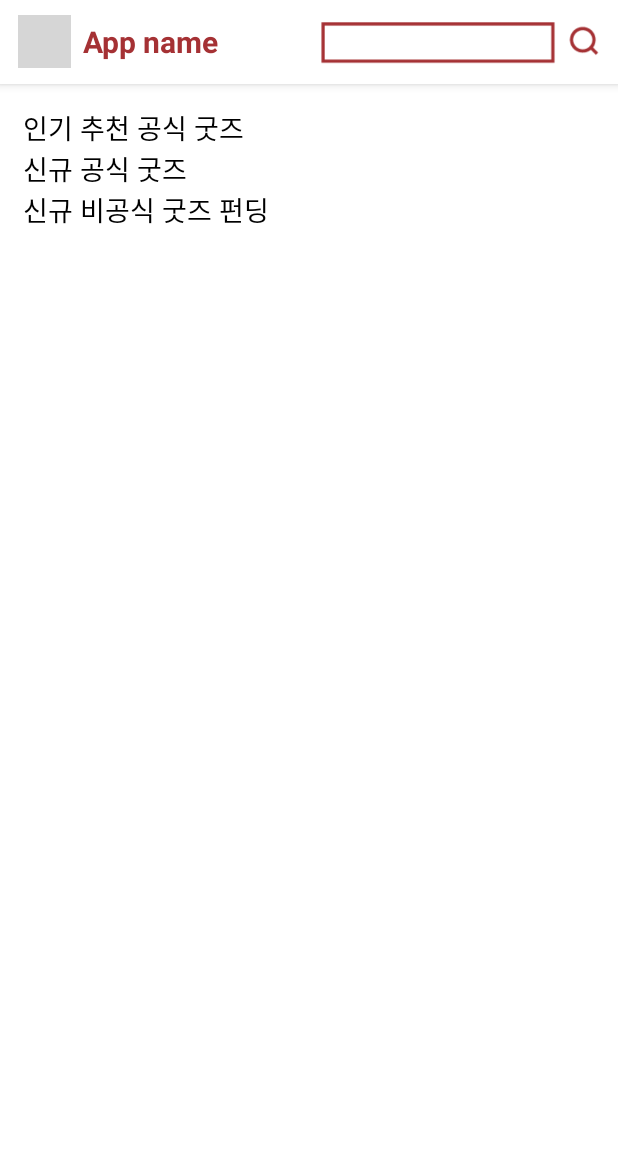
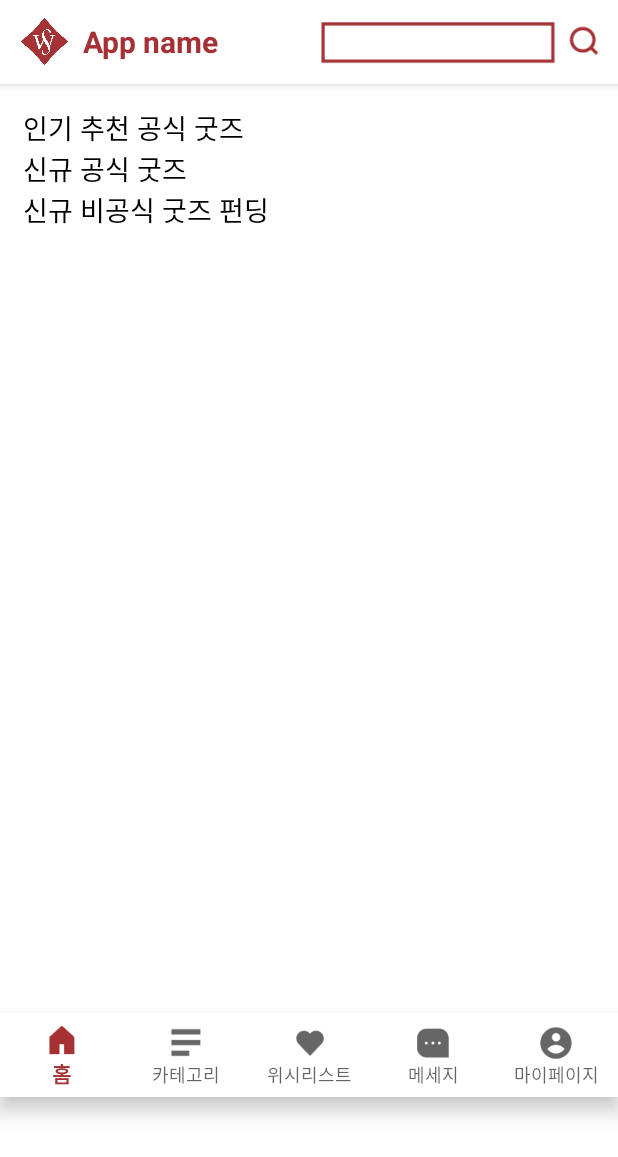
Before and after one commit to revelvu/SwuGiftShop, an Android app: the HomeActivity screen opened directly, with no data from a screen before it, on a phone screen of 412 x 824 dp. Shown: the top 1157 px of the screen. Run offline under Robolectric (Android 15) with nearby library versions, the phone set to English and light mode, and no system bars; grey boxes are pictures that could not be loaded.

Commit message:
navigation bar

```diff
--- a/app/build.gradle
+++ b/app/build.gradle
@@ -42,15 +42,16 @@ dependencies {
     implementation 'androidx.lifecycle:lifecycle-extensions:2.2.0'
     implementation 'androidx.navigation:navigation-fragment-ktx:2.1.0'
     implementation 'androidx.navigation:navigation-ui-ktx:2.1.0'
+    implementation 'androidx.viewpager:viewpager:1.0.0'
     testImplementation 'junit:junit:4.12'
     androidTestImplementation 'androidx.test.ext:junit:1.1.1'
     androidTestImplementation 'androidx.test.espresso:espresso-core:3.2.0'
 
     // top Tool bar
-    implementation 'com.android.support:appcompat-v7:26.1.0'
+    implementation 'com.android.support:appcompat-v7:29.1.0'
 
-    // bottom Navigation bar
-    implementation 'com.fxn769:ariana:1.0'
+    // bottom Navigation bar | material design
+    implementation 'com.google.android.material:material:1.1.0'
 
 
 
--- a/app/src/main/res/layout/activity_home.xml
+++ b/app/src/main/res/layout/activity_home.xml
@@ -1,86 +1,107 @@
 <?xml version="1.0" encoding="utf-8"?>
-<ScrollView xmlns:android="http://schemas.android.com/apk/res/android"
+<LinearLayout xmlns:android="http://schemas.android.com/apk/res/android"
     xmlns:app="http://schemas.android.com/apk/res-auto"
     xmlns:tools="http://schemas.android.com/tools"
     android:layout_width="match_parent"
     android:layout_height="match_parent"
     android:background="#ffffff"
+    android:orientation="vertical"
     tools:context=".HomeActivity">
-
-    <LinearLayout
-        android:layout_width="match_parent"
-        android:layout_height="match_parent"
-        android:orientation="vertical">
 
     <androidx.appcompat.widget.Toolbar
         android:id="@+id/my_toolbar"
-            app:contentInsetLeft="0dp"
-            app:contentInsetStart="0dp"
         android:layout_width="match_parent"
         android:layout_height="?attr/actionBarSize"
         android:background="#ffffff"
         android:elevation="4dp"
         android:theme="@style/ThemeOverlay.AppCompat.ActionBar"
+        app:contentInsetLeft="0dp"
+        app:contentInsetStart="0dp"
         app:popupTheme="@style/ThemeOverlay.AppCompat.Light">
 
         <ImageView
             android:layout_width="35dp"
             android:layout_height="35dp"
             android:layout_marginLeft="12dp"
-                android:src="@drawable/swuSymbol"/>
+            android:src="@drawable/swusymbol" />
 
         <TextView
             android:layout_width="wrap_content"
             android:layout_height="wrap_content"
             android:layout_marginLeft="8dp"
+            android:text="App name"
+            android:textColor="@color/swuColor"
             android:textSize="20dp"
-                android:textColor="@color/swuColor"
-                android:textStyle="bold"
-                android:text="App name" />
+            android:textStyle="bold" />
 
         <ImageView
             android:layout_width="190dp"
             android:layout_height="40dp"
             android:layout_marginLeft="65dp"
-                android:src="@drawable/search"/>
+            android:src="@drawable/search" />
 
     </androidx.appcompat.widget.Toolbar>
 
+    <ScrollView
+        android:layout_width="match_parent"
+        android:layout_height="619dp">
+
+
         <LinearLayout
             android:layout_width="match_parent"
-            android:layout_height="match_parent"
-            android:orientation="vertical"
-            android:layout_margin="15dp">
+            android:layout_height="619dp"
+            android:layout_margin="15dp"
+            android:orientation="vertical">
 
 
             <ImageView
                 android:layout_width="match_parent"
-                android:layout_height="wrap_content"/>
+                android:layout_height="wrap_content" />
 
             <TextView
                 android:layout_width="wrap_content"
                 android:layout_height="wrap_content"
-                android:textSize="18dp"
+                android:text="인기 추천 공식 굿즈"
                 android:textColor="#000000"
-                android:text="인기 추천 공식 굿즈"/>
+                android:textSize="18dp" />
 
             <TextView
                 android:layout_width="wrap_content"
                 android:layout_height="wrap_content"
-                android:textSize="18dp"
+                android:text="신규 공식 굿즈"
                 android:textColor="#000000"
-                android:text="신규 공식 굿즈"/>
+                android:textSize="18dp" />
 
             <TextView
                 android:layout_width="wrap_content"
                 android:layout_height="wrap_content"
-                android:textSize="18dp"
+                android:text="신규 비공식 굿즈 펀딩"
                 android:textColor="#000000"
-                android:text="신규 비공식 굿즈 펀딩"/>
+                android:textSize="18dp" />
+
 
         </LinearLayout>
 
 
+    </ScrollView>
+
+    <androidx.viewpager.widget.ViewPager
+        android:id="@+id/view_pg"
+        android:layout_width="0dp"
+        android:layout_height="0dp"
+        app:layout_constraintBottom_toTopOf="@+id/chip_navigation"
+        app:layout_constraintLeft_toLeftOf="parent"
+        app:layout_constraintRight_toRightOf="parent"
+        app:layout_constraintTop_toBottomOf="parent" />
+
+
+    <com.google.android.material.bottomnavigation.BottomNavigationView
+        android:layout_width="match_parent"
+        android:layout_height="56dp"
+        android:layout_gravity="center_horizontal"
+        android:background="#fff"
+        app:labelVisibilityMode="labeled"
+        app:menu="@menu/bottom_navigation" />
+
+
 </LinearLayout>
-
-</ScrollView>
--- /dev/null
+++ b/app/src/main/res/menu/bottom_navigation.xml
@@ -0,0 +1,32 @@
+<?xml version="1.0" encoding="utf-8"?>
+<menu xmlns:android="http://schemas.android.com/apk/res/android"
+    xmlns:app="http://schemas.android.com/apk/res-auto">
+
+    <item
+        android:id="@+id/homeicon"
+        android:icon="@drawable/homeicon"
+        android:title="홈" />
+
+    <item
+        android:id="@+id/categoryicon"
+        android:icon="@drawable/categoryicon"
+        android:title="카테고리" />
+
+    <item
+        android:id="@+id/wishlisticon"
+        android:icon="@drawable/hearticon"
+        android:title="위시리스트" />
+
+    <item
+        android:id="@+id/messageicon"
+        android:icon="@drawable/messageicon"
+        android:title="메세지" />
+
+    <item
+        android:id="@+id/mypageicon"
+        android:icon="@drawable/mypageicon"
+        android:title="마이페이지" />
+
+
+
+</menu>
--- a/app/src/main/res/values/styles.xml
+++ b/app/src/main/res/values/styles.xml
@@ -2,7 +2,7 @@
     <!-- Base application theme. -->
     <style name="AppTheme" parent="Theme.AppCompat.Light.DarkActionBar">
         <!-- Customize your theme here. -->
-        <item name="colorPrimary">@color/colorPrimary</item>
+        <item name="colorPrimary">@color/swuColor</item>
         <item name="colorPrimaryDark">@color/colorPrimaryDark</item>
         <item name="colorAccent">@color/colorAccent</item>
         <item name="windowNoTitle">true</item>
```
Also changed, not shown: app/src/main/res/drawable/categoryicon.png (added), app/src/main/res/drawable/hearticon.png (added), app/src/main/res/drawable/homeicon.png (added), app/src/main/res/drawable/messageicon.png (added), app/src/main/res/drawable/mypageicon.png (added). Lines whose indentation alone changed are shown as unchanged.
